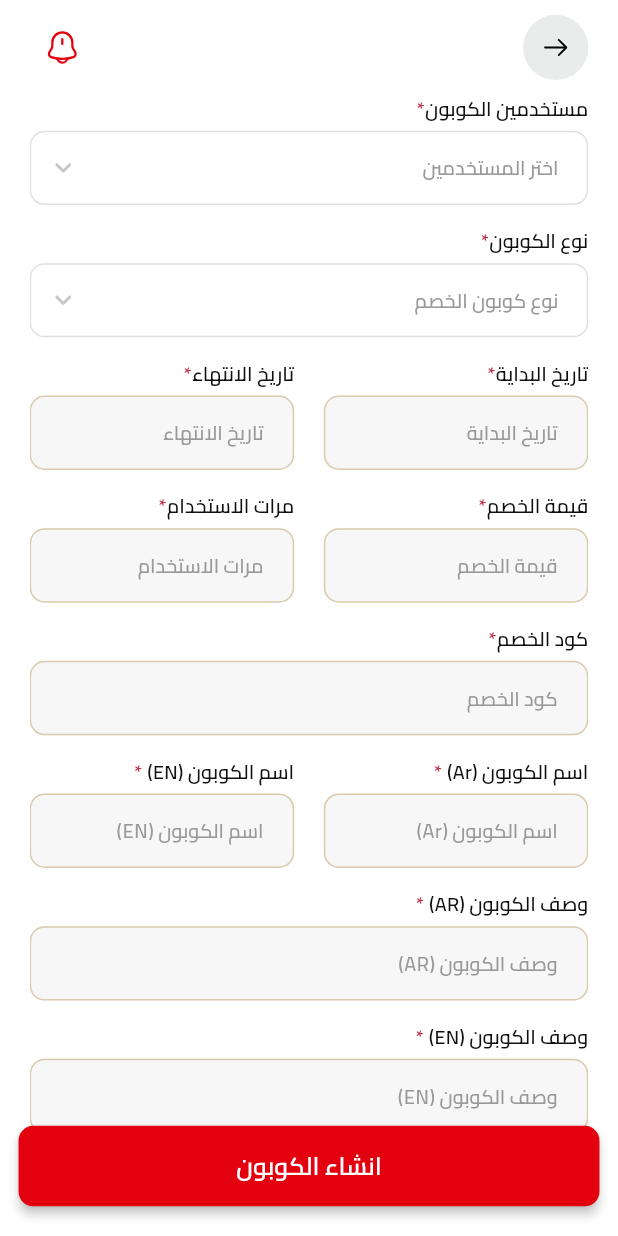
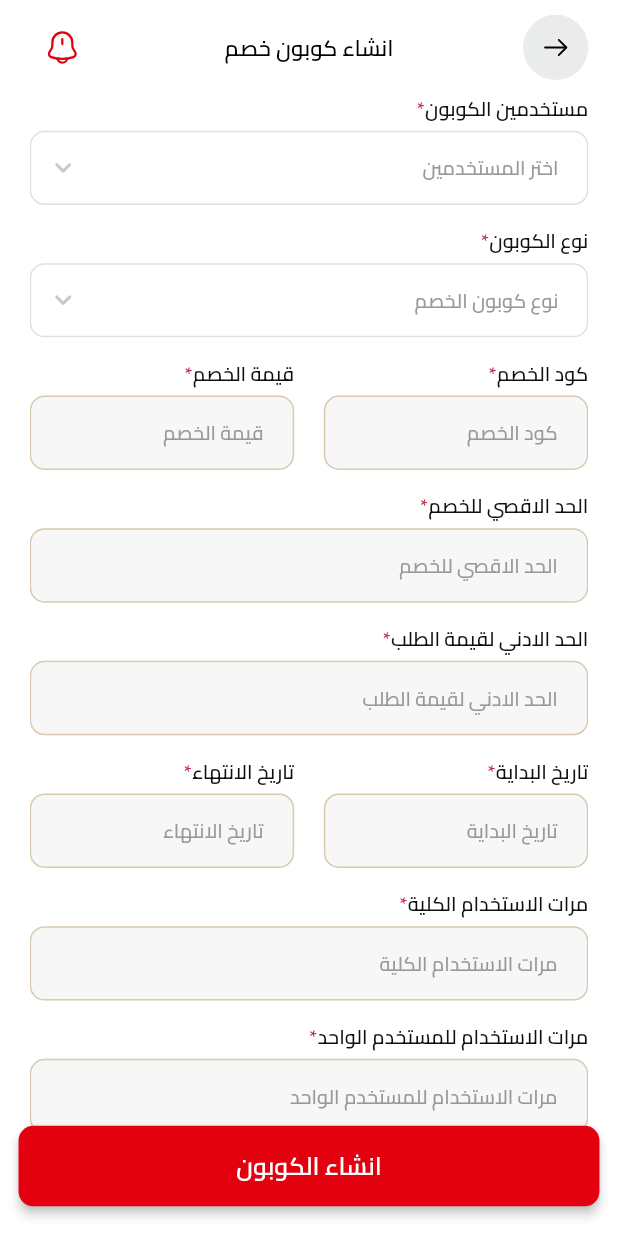
Before and after one commit to khaledmaher2001/alrayan_admin, a Flutter app: the CreateCouponView screen opened directly, on a phone screen of 412 x 824 dp. Run offline on Flutter 3.47's test engine with Material 3 defaults, Android fonts, the phone set to English and light mode, and no system bars; our stand-ins replace badges, bloc, cached_network_image, cherry_toast, dartz, dio and 24 more; missing offline and left inert: onesignal_flutter; accounts and stored records are empty; network calls fail.

Commit message:
pre final

```diff
--- a/lib/features/coupons/presentation/views/view_model/create_coupon_assets/create_coupon_assets_cubit.dart
+++ b/lib/features/coupons/presentation/views/view_model/create_coupon_assets/create_coupon_assets_cubit.dart
@@ -25,6 +25,7 @@ class CreateCouponAssetsCubit extends Cubit<CreateCouponAssetsState> {
   final minOrderAmountController = TextEditingController();
   final maxDiscountAmountController = TextEditingController();
   final usageLimitController = TextEditingController();
+  final usageLimitPerUserController = TextEditingController();
   List<prod.Items> selectedProducts = [];
   List<cat.Data> selectedCategories = [];
   List<user.Items> selectedUsers = [];
--- a/lib/features/coupons/presentation/views/widgets/create_coupon_view_body.dart
+++ b/lib/features/coupons/presentation/views/widgets/create_coupon_view_body.dart
@@ -4,6 +4,7 @@ import 'package:alrayan_admin/core/shared_widgets/custom_loading_item.dart';
 import 'package:alrayan_admin/core/shared_widgets/default_cached_network_image.dart';
 import 'package:alrayan_admin/core/shared_widgets/toast.dart';
 import 'package:alrayan_admin/core/utils/assets/assets.dart';
+import 'package:alrayan_admin/core/utils/navigation_utility.dart';
 import 'package:alrayan_admin/core/utils/services/remote_services/service_locator.dart';
 import 'package:alrayan_admin/features/coupons/data/repo/coupons_repo_impl.dart';
 import 'package:alrayan_admin/features/coupons/presentation/views/view_model/create_coupon/create_coupon_cubit.dart';
@@ -46,7 +47,7 @@ class _CreateCouponViewBodyState extends State<CreateCouponViewBody> {
       child: Column(
         children: [
           SizedBox(height: AppConstants.height10(context)),
-          CustomAppBar(title: "انشاء كوبون خصم", hasBack: true),
+          CustomAppBar(title: "انشاء كوبون خصم", hasBack: true,textColor: Colors.black,),
           SizedBox(height: AppConstants.height10(context)),
           BlocBuilder<CreateCouponAssetsCubit, CreateCouponAssetsState>(
             builder: (context, state) {
@@ -559,6 +560,78 @@ class _CreateCouponViewBodyState extends State<CreateCouponViewBody> {
 
                                 children: [
                                   Expanded(
+                                    child:  CustomCouponField(
+                                      title: "كود الخصم",
+                                      hint: "كود الخصم",
+                                      controller: couponAssetsCubit.codeController,
+                                      keyboardType: TextInputType.text,
+                                      validationText: "من فضلك ادخل كود الخصم",
+                                    ),
+                                  ),
+                                  if(couponAssetsCubit.couponType!= "free_shipping")...[SizedBox(width: AppConstants.width20(context)),
+
+                                    Expanded(
+                                      child: Column(
+                                        crossAxisAlignment: CrossAxisAlignment.start,
+                                        children: [
+                                          Row(
+                                            children: [
+                                              Text("قيمة الخصم", style: Styles.inter14600black(context)),
+                                              Text("*", style: Styles.inter14600black(context).copyWith(color: AppColors.redColor)),
+                                            ],
+                                          ),
+                                          SizedBox(height: AppConstants.height5(context)),
+                                          DefaultTextFormField(
+                                            onTap: (){},
+                                            validation: (String? value) {
+                                              if (value == null || value.isEmpty) {
+                                                return "من فضلك ادخل قيمة الخصم";
+                                              }else if(couponAssetsCubit.couponType== "percentage")
+                                                {
+                                                  if(int.parse(value)>100)
+                                                    {
+                                                      return "اقصي قيمة للخصم 100%";
+                                                    }
+                                                }
+                                              return null;
+                                            },
+                                            style: Styles.inter14600black(context),
+                                            fillColor: const Color(0xffF7F7F8),
+                                            contentPaddingHorizontal: AppConstants.width15(context),
+                                            hintText: "قيمة الخصم",
+                                            textInputType: TextInputType.number,
+                                            controller: couponAssetsCubit.discountValueController,
+                                            readOnly: false,
+                                            contentPaddingVertical: AppConstants.height15(context),
+                                          ),
+                                        ],
+                                      ),
+                                    )
+                                   ,]
+                                ],
+                              ),
+                              SizedBox(height: AppConstants.height15(context)),
+                             if(couponAssetsCubit.couponType!= "free_shipping")...[ CustomCouponField(
+                                title: "الحد الاقصي للخصم",
+                                hint: "الحد الاقصي للخصم",
+                                controller: couponAssetsCubit.maxDiscountAmountController,
+                                keyboardType: TextInputType.text,
+                                validationText: "من فضلك ادخل الحد الاقصي للخصم",
+                              ),
+                              SizedBox(height: AppConstants.height15(context)),
+                              CustomCouponField(
+                                title: "الحد الادني لقيمة الطلب",
+                                hint: "الحد الادني لقيمة الطلب",
+                                controller: couponAssetsCubit.minOrderAmountController,
+                                keyboardType: TextInputType.number,
+                                validationText: "من فضلك ادخل الحد الادني لقيمة الطلب",
+                              ),
+                              SizedBox(height: AppConstants.height15(context)),],
+                              Row(
+                                crossAxisAlignment: CrossAxisAlignment.start,
+
+                                children: [
+                                  Expanded(
                                     child: CustomCouponField(
                                       title: "تاريخ البداية",
                                       hint: "تاريخ البداية",
@@ -578,7 +651,7 @@ class _CreateCouponViewBodyState extends State<CreateCouponViewBody> {
                                             if (time != null) {
                                               couponAssetsCubit.selectedStartDate = picked;
                                               couponAssetsCubit.startDateController.text =
-                                                  "${DateFormat("yyyy-MM-dd", "en").format(picked)}T${time.hour}:${time.minute}:00.00Z";
+                                                  "${DateFormat("yyyy-MM-dd", "en").format(picked)}T${time.hour}:${time.minute}:00.000";
                                             }
                                           });
                                           setState(() {});
@@ -607,7 +680,7 @@ class _CreateCouponViewBodyState extends State<CreateCouponViewBody> {
                                             if (time != null) {
                                               couponAssetsCubit.selectedEndDate = picked;
                                               couponAssetsCubit.endDateController.text =
-                                                  "${DateFormat("yyyy-MM-dd", "en").format(picked)}T${time.hour}:${time.minute}:00.00Z";
+                                                  "${DateFormat("yyyy-MM-dd", "en").format(picked)}T${time.hour}:${time.minute}:00.000";
                                             }
                                           });
                                           setState(() {});
@@ -617,65 +690,22 @@ class _CreateCouponViewBodyState extends State<CreateCouponViewBody> {
                                   ),
                                 ],
                               ),
+
                               SizedBox(height: AppConstants.height15(context)),
-                              Row(
-                                crossAxisAlignment: CrossAxisAlignment.start,
-
-                                children: [
-                                  Expanded(
-                                    child: CustomCouponField(
-                                      title: "قيمة الخصم",
-                                      hint: "قيمة الخصم",
-                                      controller: couponAssetsCubit.discountValueController,
-                                      keyboardType: TextInputType.number,
-                                      validationText: "من فضلك ادخل قيمة الخصم",
-                                    ),
-                                  ),
-                                  SizedBox(width: AppConstants.width20(context)),
-                                  Expanded(
-                                    child: CustomCouponField(
-                                      title: "مرات الاستخدام",
-                                      hint: "مرات الاستخدام",
-                                      controller: couponAssetsCubit.usageLimitController,
-                                      keyboardType: TextInputType.number,
-                                      validationText: "من فضلك ادخل مرات الاستخدام",
-                                    ),
-                                  ),
-                                ],
+                              CustomCouponField(
+                                title: "مرات الاستخدام الكلية",
+                                hint: "مرات الاستخدام الكلية",
+                                controller: couponAssetsCubit.usageLimitController,
+                                keyboardType: TextInputType.number,
+                                validationText: "من فضلك ادخل مرات الاستخدام الكلية",
                               ),
                               SizedBox(height: AppConstants.height15(context)),
                               CustomCouponField(
-                                title: "كود الخصم",
-                                hint: "كود الخصم",
-                                controller: couponAssetsCubit.codeController,
-                                keyboardType: TextInputType.text,
-                                validationText: "من فضلك ادخل كود الخصم",
-                              ),
-                              SizedBox(height: AppConstants.height15(context)),
-                              Row(
-                                crossAxisAlignment: CrossAxisAlignment.start,
-
-                                children: [
-                                  Expanded(
-                                    child: CustomCouponField(
-                                      title: "اسم الكوبون (Ar) ",
-                                      hint: "اسم الكوبون (Ar) ",
-                                      controller: couponAssetsCubit.nameArController,
-                                      keyboardType: TextInputType.text,
-                                      validationText: "من فضلك ادخل اسم للكوبون",
-                                    ),
-                                  ),
-                                  SizedBox(width: AppConstants.width20(context)),
-                                  Expanded(
-                                    child: CustomCouponField(
-                                      title: "اسم الكوبون (EN) ",
-                                      hint: "اسم الكوبون (EN) ",
-                                      controller: couponAssetsCubit.nameEnController,
-                                      keyboardType: TextInputType.text,
-                                      validationText: "من فضلك ادخل اسم للكوبون",
-                                    ),
-                                  ),
-                                ],
+                                title: "مرات الاستخدام للمستخدم الواحد",
+                                hint: "مرات الاستخدام للمستخدم الواحد",
+                                controller: couponAssetsCubit.usageLimitPerUserController,
+                                keyboardType: TextInputType.number,
+                                validationText: "من فضلك ادخل مرات الاستخدام للمستخدم الواحد",
                               ),
                               SizedBox(height: AppConstants.height15(context)),
                               CustomCouponField(
@@ -712,6 +742,8 @@ class _CreateCouponViewBodyState extends State<CreateCouponViewBody> {
                 listener: (context, state) {
                   if (state is CreateCouponSuccessState) {
                     toast(text: state.message, color: Colors.green);
+                    couponAssetsCubit.clearAllData();
+                    NavigationUtils.navigateBack(context: context);
                   } else if (state is CreateCouponErrorState) {
                     toast(text: state.error, color: AppColors.redColor);
                   }
@@ -724,32 +756,26 @@ class _CreateCouponViewBodyState extends State<CreateCouponViewBody> {
                             if (couponAssetsCubit.createCouponFormKey.currentState!.validate()) {
                               context.read<CreateCouponCubit>().createCoupon(
                                 data: {
-                                  "code": couponAssetsCubit.codeController.text,
-                                  "name": {
-                                    "en": couponAssetsCubit.nameEnController.text,
-                                    "ar": couponAssetsCubit.nameArController.text,
+                                  "code": couponAssetsCubit.codeController.text.trim(),
+                                  "description": {
+                                    "en": couponAssetsCubit.descriptionEnController.text.trim(),
+                                    "ar": couponAssetsCubit.descriptionArController.text.trim(),
                                   },
-                                  "description": {
-                                    "en": couponAssetsCubit.descriptionEnController.text,
-                                    "ar": couponAssetsCubit.descriptionArController.text,
-                                  },
-                                  //[ percentage, fixed_amount, category_specific, product_specific, free_shipping ]
                                   "discountType": couponAssetsCubit.couponType,
-                                  "discountValue": couponAssetsCubit.discountValueController.text,
-                                  "maxDiscountAmount":100,
-                                  "minOrderAmount": 20,
+                                  "discountValue": couponAssetsCubit.couponType=="free_shipping"?"100":couponAssetsCubit.discountValueController.text.trim(),
+                                  if(couponAssetsCubit.couponType!="free_shipping")
+                                  "maxDiscountAmount":couponAssetsCubit.maxDiscountAmountController.text.trim(),
+                                  if(couponAssetsCubit.couponType!="free_shipping")
+                                  "minOrderAmount": couponAssetsCubit.minOrderAmountController.text.trim(),
                                   "status": "active",
-                                  "validFrom":couponAssetsCubit.startDateController.text,
-                                  "validTo":couponAssetsCubit.endDateController.text,
-                                  "usageLimit": couponAssetsCubit.usageLimitController.text,
-                                  "usageLimitPerUser": 1,
+                                  "validFrom":couponAssetsCubit.startDateController.text.trim(),
+                                  "validTo":couponAssetsCubit.endDateController.text.trim(),
+                                  "usageLimit": couponAssetsCubit.usageLimitController.text.trim(),
+                                  "usageLimitPerUser": couponAssetsCubit.usageLimitPerUserController.text.trim(),
                                   "applicableCategories": couponAssetsCubit.selectedCategories.map((e)=>e.id).toList(),
                                   "applicableProducts": couponAssetsCubit.selectedProducts.map((e)=>e.id).toList(),
-                                  // "excludedCategories": [0],
-                                  // "excludedProducts": [0],
                                   "applicableUserGroups": couponAssetsCubit.selectedUsers.map((e)=>e.id).toList(),
-                                  "isStackable": true,
-                                  "createdBy": 0,
+                                  "isStackable": false,
                                   "splitValue": 0,
                                 },
                               );
```
